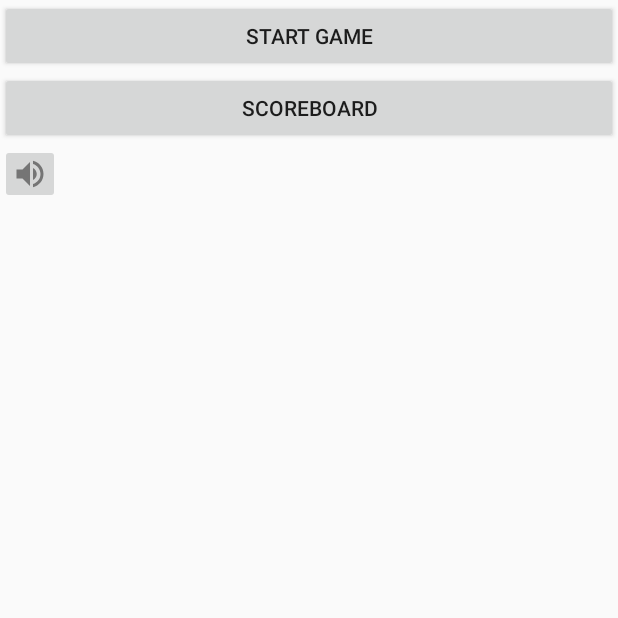
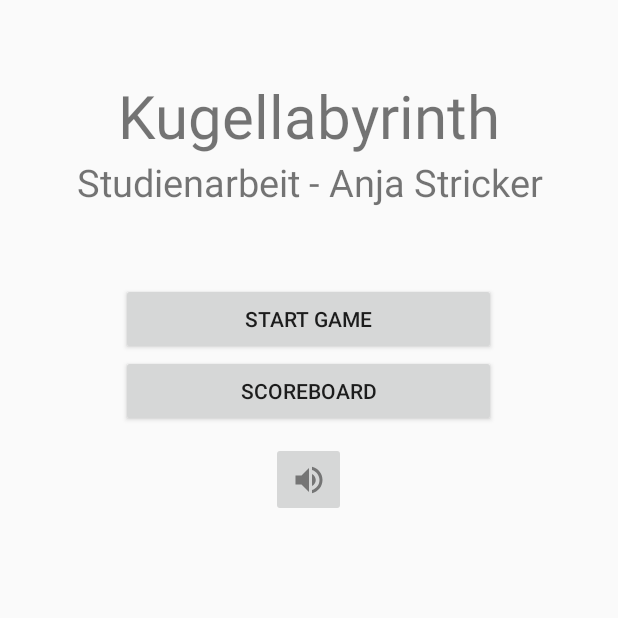
Before and after one commit to TechPiranja/Kugellabyrinth, an Android app: the screen it shows after launch (MenuActivity), on a phone screen of 412 x 824 dp, the top half of it. Run offline under Robolectric (Android 15) with nearby library versions, the phone set to English and light mode, and no system bars.

Commit message:
redesigned app - minimalistic

```diff
--- a/app/src/main/java/com/example/kugellabyrinth/GameActivity.java
+++ b/app/src/main/java/com/example/kugellabyrinth/GameActivity.java
@@ -42,8 +42,6 @@ public class GameActivity extends AppCompatActivity implements EventListener{
         super.onCreate(savedInstanceState);
         setContentView(R.layout.activity_game);
         timerTextView = findViewById(R.id.timerTextView);
-        Toolbar toolbar = findViewById(R.id.toolbar);
-        setSupportActionBar(toolbar);
         soundPlayer = SoundPlayer.getInstance(this);
     }
 
--- a/app/src/main/java/com/example/kugellabyrinth/MenuActivity.java
+++ b/app/src/main/java/com/example/kugellabyrinth/MenuActivity.java
@@ -27,8 +27,6 @@ public class MenuActivity extends AppCompatActivity{
         super.onCreate(savedInstanceState);
         setContentView(R.layout.activity_menu);
         timerTextView = findViewById(R.id.timerTextView);
-        Toolbar toolbar = findViewById(R.id.toolbar);
-        setSupportActionBar(toolbar);
         soundPlayer = SoundPlayer.getInstance(this);
 
         if (firstLoad) {
--- a/app/src/main/java/com/example/kugellabyrinth/ScoreboardActivity.java
+++ b/app/src/main/java/com/example/kugellabyrinth/ScoreboardActivity.java
@@ -38,8 +38,6 @@ public class ScoreboardActivity extends AppCompatActivity implements EventListen
     protected void onCreate(Bundle savedInstanceState) {
         super.onCreate(savedInstanceState);
         setContentView(R.layout.activity_scoreboard);
-        Toolbar toolbar = findViewById(R.id.toolbar);
-        setSupportActionBar(toolbar);
 
         intent = new Intent(this, GameActivity.class);
         scoreListView = findViewById(R.id.scoreListView);
--- a/app/src/main/res/layout/activity_menu.xml
+++ b/app/src/main/res/layout/activity_menu.xml
@@ -3,21 +3,40 @@
     android:orientation="vertical" android:layout_width="match_parent"
     android:layout_height="match_parent">
 
+    <TextView
+        android:layout_width="match_parent"
+        android:layout_height="wrap_content"
+        android:textSize="40dp"
+        android:gravity="center"
+        android:layout_marginTop="50dp"
+        android:text="Kugellabyrinth" />
+    <TextView
+        android:layout_width="match_parent"
+        android:layout_height="wrap_content"
+        android:textSize="25dp"
+        android:gravity="center"
+        android:layout_marginBottom="50dp"
+        android:text="Studienarbeit - Anja Stricker" />
+
     <Button
         android:id="@+id/startGame"
-        android:layout_width="match_parent"
+        android:layout_width="250dp"
+        android:layout_gravity="center"
         android:layout_height="wrap_content"
         android:text="Start Game" />
 
     <Button
         android:id="@+id/openScoreboard"
-        android:layout_width="match_parent"
+        android:layout_width="250dp"
         android:layout_height="wrap_content"
+        android:layout_gravity="center"
         android:text="Scoreboard" />
 
     <ImageButton
         android:id="@+id/soundToggle"
-        android:layout_width="40dp"
-        android:layout_height="40dp"
+        android:layout_width="50dp"
+        android:layout_height="50dp"
+        android:layout_gravity="center"
+        android:layout_marginTop="10dp"
         android:src="@drawable/volume_on" />
 </LinearLayout>
```
Also changed, not shown: app/src/main/res/layout/activity_game.xml (+10 -19 lines), app/src/main/res/layout/activity_scoreboard.xml (+5 -14 lines).
